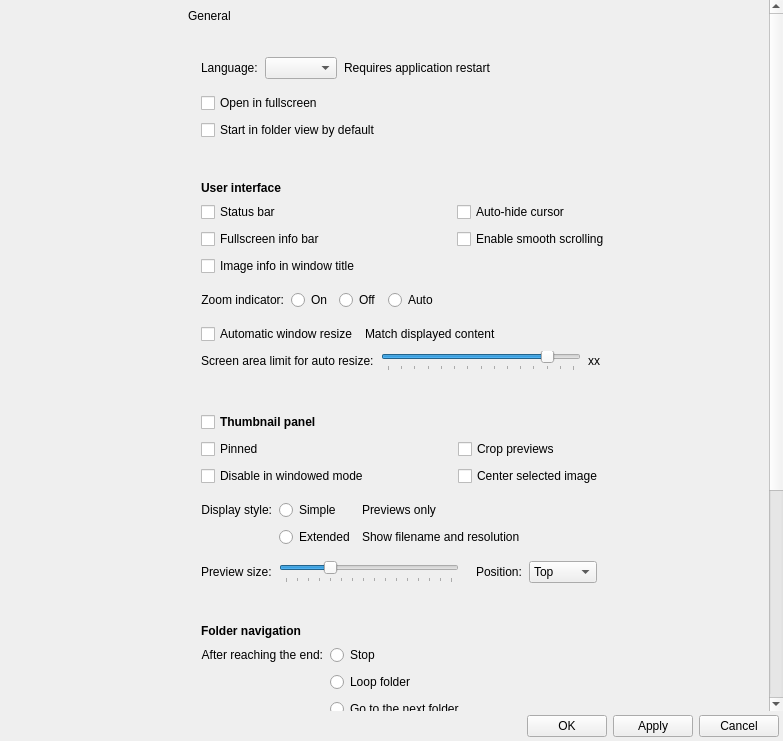
Qt form qimgv/gui/dialogs/settingsdialog.ui (yeezylife/qimgv) before a commit.
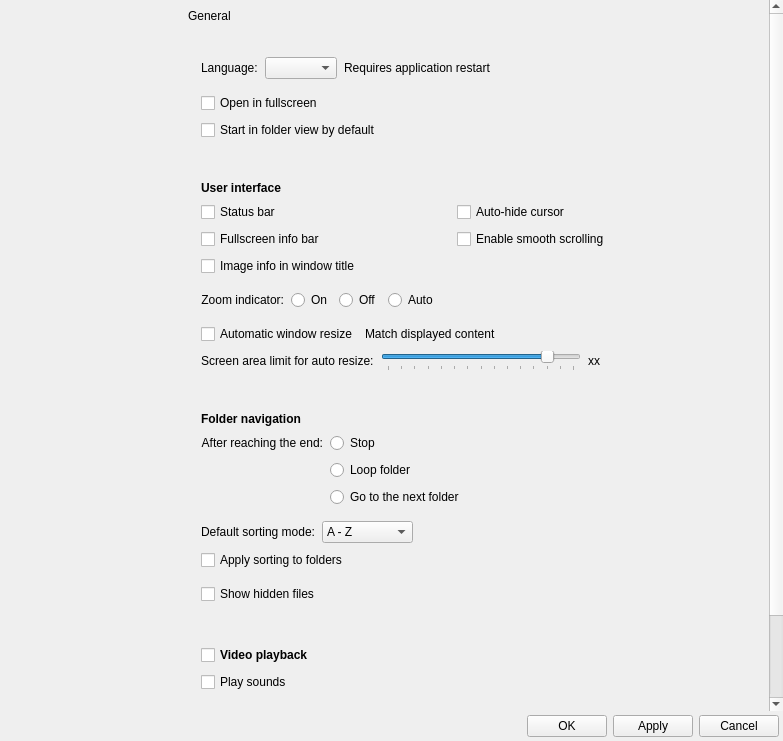
The same form after that commit. Custom widgets are drawn as their Qt base class.

Commit message: UI清理

```diff
--- a/qimgv/gui/dialogs/settingsdialog.ui
+++ b/qimgv/gui/dialogs/settingsdialog.ui
@@ -888,424 +888,8 @@
                  </layout>
                 </widget>
                </item>
-               <item>
-                <spacer name="verticalSpacer_2">
-                 <property name="orientation">
-                  <enum>Qt::Vertical</enum>
-                 </property>
-                 <property name="sizeType">
-                  <enum>QSizePolicy::Fixed</enum>
-                 </property>
-                 <property name="sizeHint" stdset="0">
-                  <size>
-                   <width>20</width>
-                   <height>12</height>
-                  </size>
-                 </property>
-                </spacer>
-               </item>
-               <item>
-                <widget class="QWidget" name="thumbnailPanelGroup" native="true">
-                 <property name="accessibleName">
-                  <string notr="true">SGroup</string>
-                 </property>
-                 <layout class="QVBoxLayout" name="verticalLayout_14">
-                  <property name="spacing">
-                   <number>7</number>
-                  </property>
-                  <property name="leftMargin">
-                   <number>13</number>
-                  </property>
-                  <property name="topMargin">
-                   <number>10</number>
-                  </property>
-                  <property name="rightMargin">
-                   <number>13</number>
-                  </property>
-                  <property name="bottomMargin">
-                   <number>10</number>
-                  </property>
-                  <item>
-                   <layout class="QHBoxLayout" name="horizontalLayout_6">
-                    <property name="leftMargin">
-                     <number>0</number>
-                    </property>
-                    <property name="topMargin">
-                     <number>0</number>
-                    </property>
-                    <property name="rightMargin">
-                     <number>0</number>
-                    </property>
-                    <item>
-                     <widget class="QCheckBox" name="enablePanelCheckBox">
-                      <property name="sizePolicy">
-                       <sizepolicy hsizetype="Minimum" vsizetype="Minimum">
-                        <horstretch>0</horstretch>
-                        <verstretch>0</verstretch>
-                       </sizepolicy>
-                      </property>
-                      <property name="minimumSize">
-                       <size>
-                        <width>0</width>
-                        <height>0</height>
-                       </size>
-                      </property>
-                      <property name="font">
-                       <font>
-                        <bold>true</bold>
-                       </font>
-                      </property>
-                      <property name="toolTip">
-                       <string/>
-                      </property>
-                      <property name="text">
-                       <string>Thumbnail panel</string>
-                      </property>
-                     </widget>
-                    </item>
-                   </layout>
-                  </item>
-                  <item>
-                   <widget class="QWidget" name="thumbnailPanelGroupContents" native="true">
-                    <layout class="QVBoxLayout" name="verticalLayout_15">
-                     <property name="spacing">
-                      <number>7</number>
-                     </property>
-                     <property name="leftMargin">
-                      <number>0</number>
-                     </property>
-                     <property name="topMargin">
-                      <number>0</number>
-                     </property>
-                     <property name="rightMargin">
-                      <number>0</number>
-                     </property>
-                     <property name="bottomMargin">
-                      <number>0</number>
-                     </property>
-                     <item>
-                      <layout class="QGridLayout" name="gridLayout_3">
-                       <property name="leftMargin">
-                        <number>0</number>
-                       </property>
-                       <property name="topMargin">
-                        <number>0</number>
-                       </property>
-                       <property name="rightMargin">
-                        <number>0</number>
-                       </property>
-                       <property name="bottomMargin">
-                        <number>0</number>
-                       </property>
-                       <property name="verticalSpacing">
-                        <number>7</number>
-                       </property>
-                       <item row="0" column="1">
-                        <widget class="QCheckBox" name="squareThumbnailsCheckBox">
-                         <property name="sizePolicy">
-                          <sizepolicy hsizetype="Minimum" vsizetype="Minimum">
-                           <horstretch>0</horstretch>
-                           <verstretch>0</verstretch>
-                          </sizepolicy>
-                         </property>
-                         <property name="minimumSize">
-                          <size>
-                           <width>0</width>
-                           <height>0</height>
-                          </size>
-                         </property>
-                         <property name="text">
-                          <string>Crop previews</string>
-                         </property>
-                        </widget>
-                       </item>
-                       <item row="0" column="0">
-                        <widget class="QCheckBox" name="pinPanelCheckBox">
-                         <property name="minimumSize">
-                          <size>
-                           <width>250</width>
-                           <height>0</height>
-                          </size>
-                         </property>
-                         <property name="text">
-                          <string>Pinned</string>
-                         </property>
-                        </widget>
-                       </item>
-                       <item row="1" column="0">
-                        <widget class="QCheckBox" name="panelFullscreenOnlyCheckBox">
-                         <property name="sizePolicy">
-                          <sizepolicy hsizetype="Minimum" vsizetype="Minimum">
-                           <horstretch>0</horstretch>
-                           <verstretch>0</verstretch>
-                          </sizepolicy>
-                         </property>
-                         <property name="minimumSize">
-                          <size>
-                           <width>0</width>
-                           <height>0</height>
-                          </size>
-                         </property>
-                         <property name="text">
-                          <string>Disable in windowed mode</string>
-                         </property>
-                        </widget>
-                       </item>
-                       <item row="1" column="1">
-                        <widget class="QCheckBox" name="panelCenterSelectionCheckBox">
-                         <property name="text">
-                          <string>Center selected image</string>
-                         </property>
-                        </widget>
-                       </item>
-                       <item row="0" column="2">
-                        <spacer name="horizontalSpacer_8">
-                         <property name="orientation">
-                          <enum>Qt::Horizontal</enum>
-                         </property>
-                         <property name="sizeHint" stdset="0">
-                          <size>
-                           <width>40</width>
-                           <height>20</height>
-                          </size>
-                         </property>
-                        </spacer>
-                       </item>
-                      </layout>
-                     </item>
-                     <item>
-                      <widget class="QWidget" name="widget_6" native="true">
-                       <property name="sizePolicy">
-                        <sizepolicy hsizetype="Expanding" vsizetype="Preferred">
-                         <horstretch>0</horstretch>
-                         <verstretch>0</verstretch>
-                        </sizepolicy>
-                       </property>
-                       <property name="accessibleName">
-                        <string notr="true">SLine</string>
-                       </property>
-                      </widget>
-                     </item>
-                     <item>
-                      <layout class="QGridLayout" name="gridLayout_4">
-                       <property name="leftMargin">
-                        <number>0</number>
-                       </property>
-                       <property name="topMargin">
-                        <number>0</number>
-                       </property>
-                       <property name="rightMargin">
-                        <number>0</number>
-                       </property>
-                       <property name="bottomMargin">
-                        <number>0</number>
-                       </property>
-                       <property name="verticalSpacing">
-                        <number>7</number>
-                       </property>
-                       <item row="1" column="1">
-                        <widget class="QRadioButton" name="thumbStyleExtended">
-                         <property name="text">
-                          <string>Extended</string>
-                         </property>
-                        </widget>
-                       </item>
-                       <item row="0" column="2">
-                        <widget class="QLabel" name="label_8">
-                         <property name="accessibleName">
-                          <string notr="true">SNoteText</string>
-                         </property>
-                         <property name="text">
-                          <string>Previews only</string>
-                         </property>
-                        </widget>
-                       </item>
-                       <item row="0" column="0">
-                        <widget class="QLabel" name="label_18">
-                         <property name="text">
-                          <string>Display style:</string>
-                         </property>
-                         <property name="alignment">
-                          <set>Qt::AlignRight|Qt::AlignTrailing|Qt::AlignVCenter</set>
-                         </property>
-                        </widget>
-                       </item>
-                       <item row="1" column="2">
-                        <widget class="QLabel" name="label_25">
-                         <property name="accessibleName">
-                          <string notr="true">SNoteText</string>
-                         </property>
-                         <property name="text">
-                          <string>Show filename and resolution</string>
-                         </property>
-                        </widget>
-                       </item>
-                       <item row="0" column="3">
-                        <spacer name="horizontalSpacer_26">
-                         <property name="orientation">
-                          <enum>Qt::Horizontal</enum>
-                         </property>
-                         <property name="sizeHint" stdset="0">
-                          <size>
-                           <width>40</width>
-                           <height>10</height>
-                          </size>
-                         </property>
-                        </spacer>
-                       </item>
-                       <item row="0" column="1">
-                        <widget class="QRadioButton" name="thumbStyleSimple">
-                         <property name="text">
-                          <string>Simple</string>
-                         </property>
-                        </widget>
-                       </item>
-                      </layout>
-                     </item>
-                     <item>
-                      <widget class="QWidget" name="widget_2" native="true">
-                       <property name="accessibleName">
-                        <string notr="true">SLine</string>
-                       </property>
-                      </widget>
-                     </item>
-                     <item>
-                      <layout class="QHBoxLayout" name="horizontalLayout_24">
-                       <property name="leftMargin">
-                        <number>0</number>
-                       </property>
-                       <property name="topMargin">
-                        <number>0</number>
-                       </property>
-                       <item>
-                        <widget class="QLabel" name="label_4">
-                         <property name="text">
-                          <string>Preview size:</string>
-                         </property>
-                        </widget>
-                       </item>
-                       <item>
-                        <widget class="QSlider" name="panelSizeSlider">
-                         <property name="sizePolicy">
-                          <sizepolicy hsizetype="Fixed" vsizetype="Preferred">
-                           <horstretch>0</horstretch>
-                           <verstretch>0</verstretch>
-                          </sizepolicy>
-                         </property>
-                         <property name="minimumSize">
-                          <size>
-                           <width>180</width>
-                           <height>0</height>
-                          </size>
-                         </property>
-                         <property name="minimum">
-                          <number>10</number>
-                         </property>
-                         <property name="maximum">
-                          <number>25</number>
-                         </property>
-                         <property name="singleStep">
-                          <number>1</number>
-                         </property>
-                         <property name="pageStep">
-                          <number>5</number>
-                         </property>
-                         <property name="value">
-                          <number>14</number>
-                         </property>
-                         <property name="orientation">
-                          <enum>Qt::Horizontal</enum>
-                         </property>
-                         <property name="tickPosition">
-                          <enum>QSlider::TicksBelow</enum>
-                         </property>
-                         <property name="tickInterval">
-                          <number>1</number>
-                         </property>
-                        </widget>
-                       </item>
-                       <item>
-                        <spacer name="horizontalSpacer_11">
-                         <property name="orientation">
-                          <enum>Qt::Horizontal</enum>
-                         </property>
-                         <property name="sizeType">
-                          <enum>QSizePolicy::Fixed</enum>
-                         </property>
-                         <property name="sizeHint" stdset="0">
-                          <size>
-                           <width>10</width>
-                           <height>10</height>
-                          </size>
-                         </property>
-                        </spacer>
-                       </item>
-                       <item>
-                        <widget class="QLabel" name="panelPositionLabel">
-                         <property name="sizePolicy">
-                          <sizepolicy hsizetype="Minimum" vsizetype="Minimum">
-                           <horstretch>0</horstretch>
-                           <verstretch>0</verstretch>
-                          </sizepolicy>
-                         </property>
-                         <property name="minimumSize">
-                          <size>
-                           <width>0</width>
-                           <height>0</height>
-                          </size>
-                         </property>
-                         <property name="text">
-                          <string>Position:</string>
-                         </property>
-                        </widget>
-                       </item>
-                       <item>
-                        <widget class="QComboBox" name="panelPositionComboBox">
-                         <item>
-                          <property name="text">
-                           <string>Top</string>
-                          </property>
-                         </item>
-                         <item>
-                          <property name="text">
-                           <string>Bottom</string>
-                          </property>
-                         </item>
-                         <item>
-                          <property name="text">
-                           <string>Left</string>
-                          </property>
-                         </item>
-                         <item>
-                          <property name="text">
-                           <string>Right</string>
-                          </property>
-                         </item>
-                        </widget>
-                       </item>
-                       <item>
-                        <spacer name="horizontalSpacer_24">
-                         <property name="orientation">
-                          <enum>Qt::Horizontal</enum>
-                         </property>
-                         <property name="sizeHint" stdset="0">
-                          <size>
-                           <width>40</width>
-                           <height>20</height>
-                          </size>
-                         </property>
-                        </spacer>
-                       </item>
-                      </layout>
-                     </item>
-                    </layout>
-                   </widget>
-                  </item>
-                 </layout>
-                </widget>
-               </item>
-               <item>
-                <spacer name="verticalSpacer_15">
+                <item>
+                 <spacer name="verticalSpacer_15">
                  <property name="orientation">
                   <enum>Qt::Vertical</enum>
                  </property>
```
Left out of the diff: 146 changed lines with no effect on the pictures. The commit also changes 1 other file.
